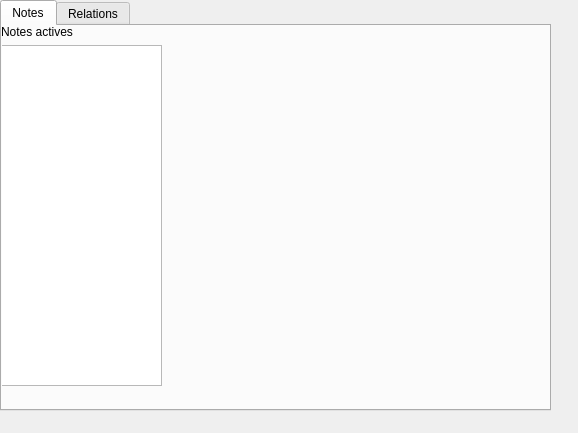
Before: the Qt Designer form QtVersion/mainwindow.ui in julieberteaux/LO21, drawn with Qt 5.
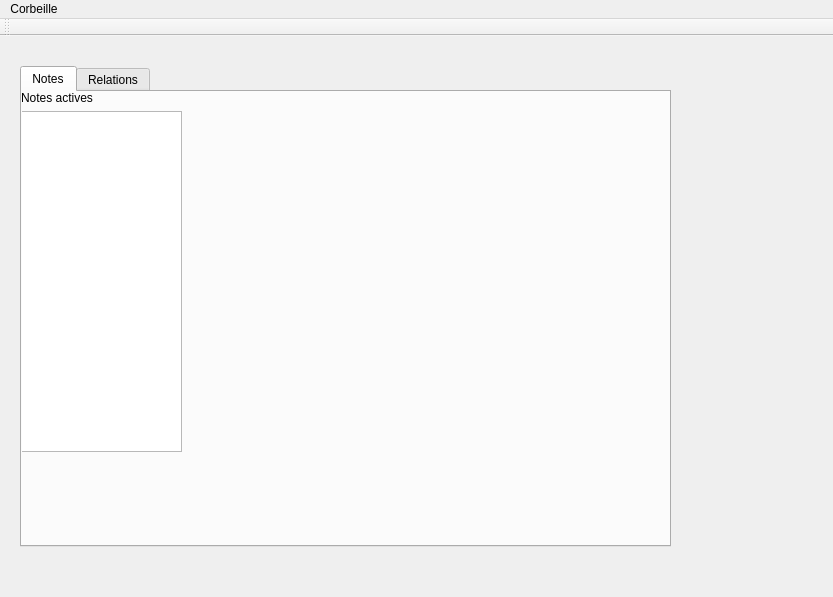
After: the same form once the commit is applied.

Commit message: update mainwindow (trash not work) add trasheditor

Diff of the .ui file:
```diff
--- a/QtVersion/mainwindow.ui
+++ b/QtVersion/mainwindow.ui
@@ -6,8 +6,8 @@
    <rect>
     <x>0</x>
     <y>0</y>
-    <width>578</width>
-    <height>433</height>
+    <width>833</width>
+    <height>597</height>
    </rect>
   </property>
   <property name="windowTitle">
@@ -17,10 +17,10 @@
    <widget class="QTabWidget" name="tabWidget">
     <property name="geometry">
      <rect>
-      <x>0</x>
-      <y>0</y>
-      <width>551</width>
-      <height>411</height>
+      <x>20</x>
+      <y>30</y>
+      <width>651</width>
+      <height>481</height>
      </rect>
     </property>
     <property name="currentIndex">
@@ -120,6 +120,39 @@
     </widget>
    </widget>
   </widget>
+  <widget class="QMenuBar" name="menuBar">
+   <property name="geometry">
+    <rect>
+     <x>0</x>
+     <y>0</y>
+     <width>833</width>
+     <height>22</height>
+    </rect>
+   </property>
+   <widget class="QMenu" name="menuTrash">
+    <property name="title">
+     <string>Corbeille</string>
+    </property>
+    <addaction name="actionOpenTrash"/>
+   </widget>
+   <addaction name="menuTrash"/>
+  </widget>
+  <widget class="QToolBar" name="toolBar">
+   <property name="windowTitle">
+    <string>toolBar</string>
+   </property>
+   <attribute name="toolBarArea">
+    <enum>TopToolBarArea</enum>
+   </attribute>
+   <attribute name="toolBarBreak">
+    <bool>false</bool>
+   </attribute>
+  </widget>
+  <action name="actionOpenTrash">
+   <property name="text">
+    <string>Afficher le contenu</string>
+   </property>
+  </action>
  </widget>
  <tabstops>
   <tabstop>activenotes</tabstop>
```
Left out of the diff: 3 changed lines with no effect on the pictures. The commit also changes 29 other files.
